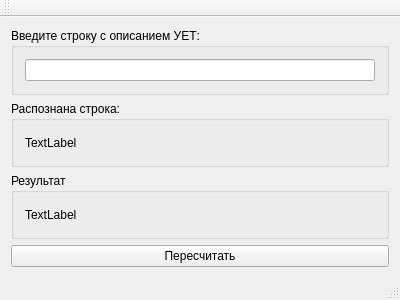
GentleHedgehog/YETAnalize, file YetAnalize/mainwindow.ui: the form before one commit.
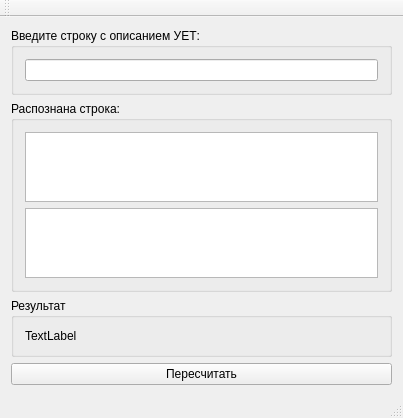
The form after the commit.

Commit message: print unknown values on the form

```diff
--- a/YetAnalize/mainwindow.ui
+++ b/YetAnalize/mainwindow.ui
@@ -6,8 +6,8 @@
    <rect>
     <x>0</x>
     <y>0</y>
-    <width>400</width>
-    <height>300</height>
+    <width>403</width>
+    <height>347</height>
    </rect>
   </property>
   <property name="windowTitle">
@@ -34,9 +34,16 @@
       </property>
       <layout class="QVBoxLayout" name="verticalLayout_2">
        <item>
-        <widget class="QLabel" name="lbl_answer">
-         <property name="text">
-          <string>TextLabel</string>
+        <widget class="QTextEdit" name="lbl_answer">
+         <property name="readOnly">
+          <bool>true</bool>
+         </property>
+        </widget>
+       </item>
+       <item>
+        <widget class="QTextEdit" name="te_unknown_values">
+         <property name="readOnly">
+          <bool>true</bool>
          </property>
         </widget>
        </item>
```
Left out of the diff: 2 changed lines with no effect on the pictures. The commit also changes 3 other files.
